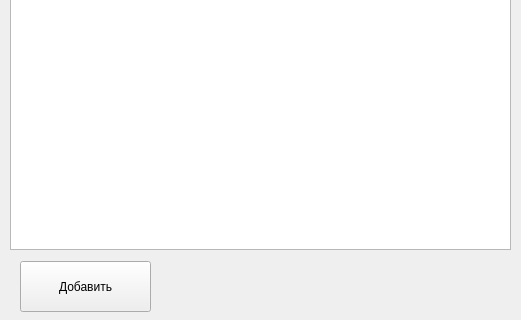
The window that Kurse/fourth_main_menu_widget.ui (Aleksandra06/Travel_guide) describes before a commit, drawn with Qt 5; both pictures show x 0 to 521 and y 161 to 481 of the 521 by 481 pixel window.
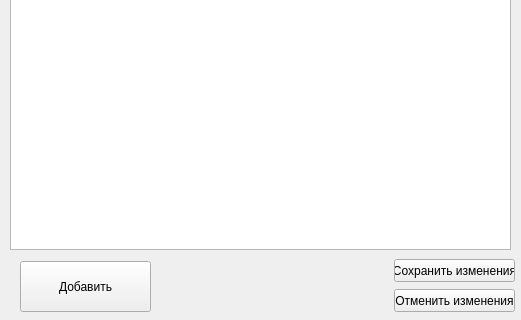
The same window after the commit.

```diff
--- a/Kurse/fourth_main_menu_widget.ui
+++ b/Kurse/fourth_main_menu_widget.ui
@@ -60,6 +60,42 @@
     <set>Qt::AlignCenter</set>
    </property>
   </widget>
+  <widget class="QTableView" name="tableView">
+   <property name="geometry">
+    <rect>
+     <x>10</x>
+     <y>30</y>
+     <width>501</width>
+     <height>381</height>
+    </rect>
+   </property>
+  </widget>
+  <widget class="QPushButton" name="pushButton_2">
+   <property name="geometry">
+    <rect>
+     <x>394</x>
+     <y>420</y>
+     <width>121</width>
+     <height>23</height>
+    </rect>
+   </property>
+   <property name="text">
+    <string>Сохранить изменения</string>
+   </property>
+  </widget>
+  <widget class="QPushButton" name="pushButton_3">
+   <property name="geometry">
+    <rect>
+     <x>394</x>
+     <y>450</y>
+     <width>121</width>
+     <height>23</height>
+    </rect>
+   </property>
+   <property name="text">
+    <string>Отменить изменения</string>
+   </property>
+  </widget>
  </widget>
  <resources/>
  <connections/>
```
Left out of the diff: 10 changed lines with no effect on the pictures.
